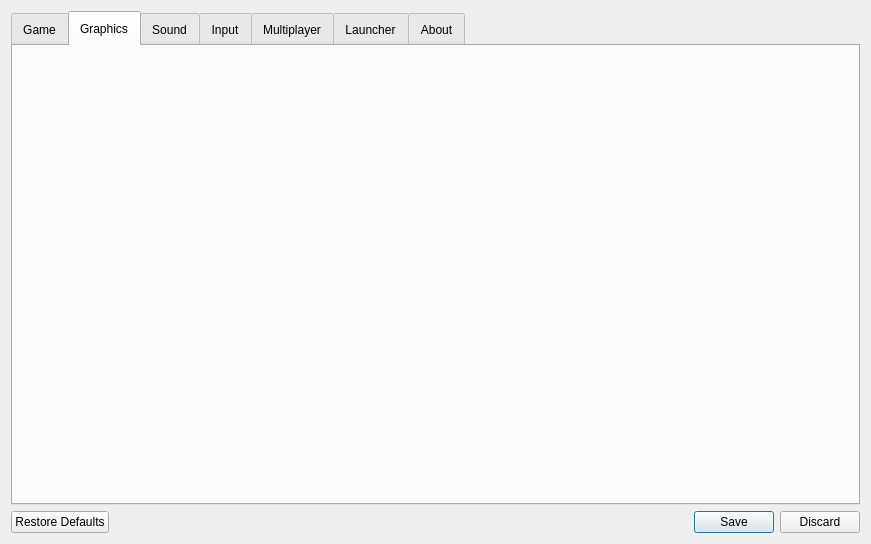
Old version of the form settingsdialog.ui in the repository yani/keeperfx-launcher-qt.
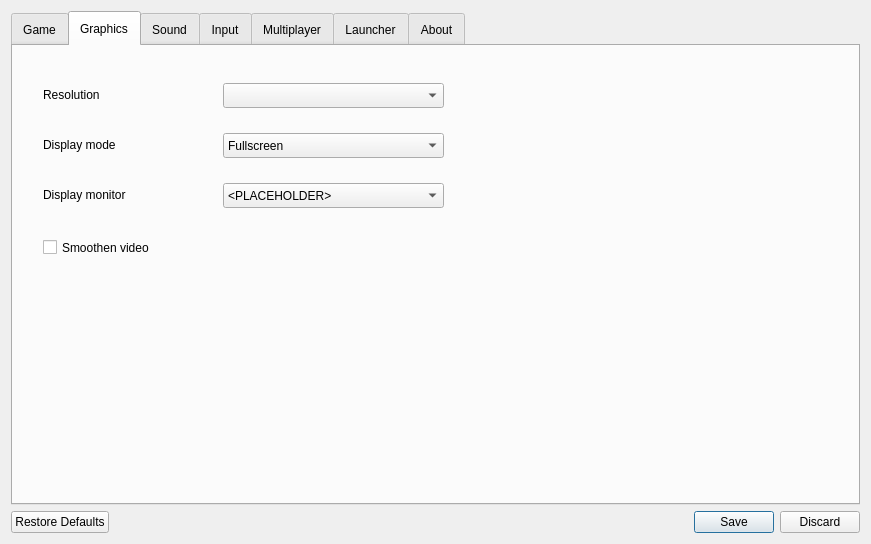
New version of the form. The open tabs and pages were chosen to show the change. Icons and pictures are not drawn.

Commit message: display monitor numbers when dropdown is open

```diff
--- a/settingsdialog.ui
+++ b/settingsdialog.ui
@@ -237,6 +237,133 @@
       <attribute name="title">
        <string>Graphics</string>
       </attribute>
+      <widget class="QCheckBox" name="checkBox">
+       <property name="geometry">
+        <rect>
+         <x>30</x>
+         <y>190</y>
+         <width>291</width>
+         <height>23</height>
+        </rect>
+       </property>
+       <property name="text">
+        <string>Smoothen video</string>
+       </property>
+      </widget>
+      <widget class="QLabel" name="labelResolution">
+       <property name="geometry">
+        <rect>
+         <x>30</x>
+         <y>40</y>
+         <width>151</width>
+         <height>17</height>
+        </rect>
+       </property>
+       <property name="font">
+        <font>
+         <family>Arial</family>
+        </font>
+       </property>
+       <property name="text">
+        <string>Resolution</string>
+       </property>
+      </widget>
+      <widget class="QComboBox" name="comboBoxResolution">
+       <property name="geometry">
+        <rect>
+         <x>210</x>
+         <y>37</y>
+         <width>221</width>
+         <height>25</height>
+        </rect>
+       </property>
+       <property name="font">
+        <font>
+         <family>Arial</family>
+        </font>
+       </property>
+      </widget>
+      <widget class="QComboBox" name="comboBoxDisplayMode">
+       <property name="geometry">
+        <rect>
+         <x>210</x>
+         <y>87</y>
+         <width>221</width>
+         <height>25</height>
+        </rect>
+       </property>
+       <property name="font">
+        <font>
+         <family>Arial</family>
+        </font>
+       </property>
+       <item>
+        <property name="text">
+         <string>Fullscreen</string>
+        </property>
+       </item>
+       <item>
+        <property name="text">
+         <string>Windowed</string>
+        </property>
+       </item>
+      </widget>
+      <widget class="QLabel" name="labelDisplayMode">
+       <property name="geometry">
+        <rect>
+         <x>30</x>
+         <y>90</y>
+         <width>151</width>
+         <height>17</height>
+        </rect>
+       </property>
+       <property name="font">
+        <font>
+         <family>Arial</family>
+        </font>
+       </property>
+       <property name="text">
+        <string>Display mode</string>
+       </property>
+      </widget>
+      <widget class="QComboBox" name="comboBoxDisplayMonitor">
+       <property name="geometry">
+        <rect>
+         <x>210</x>
+         <y>137</y>
+         <width>221</width>
+         <height>25</height>
+        </rect>
+       </property>
+       <property name="font">
+        <font>
+         <family>Arial</family>
+        </font>
+       </property>
+       <item>
+        <property name="text">
+         <string>&lt;PLACEHOLDER&gt;</string>
+        </property>
+       </item>
+      </widget>
+      <widget class="QLabel" name="labelDisplayMonitor">
+       <property name="geometry">
+        <rect>
+         <x>30</x>
+         <y>140</y>
+         <width>151</width>
+         <height>17</height>
+        </rect>
+       </property>
+       <property name="font">
+        <font>
+         <family>Arial</family>
+        </font>
+       </property>
+       <property name="text">
+        <string>Display monitor</string>
+       </property>
+      </widget>
      </widget>
      <widget class="QWidget" name="tab3_sound">
       <attribute name="title">
```
The commit also changes 4 other files.
